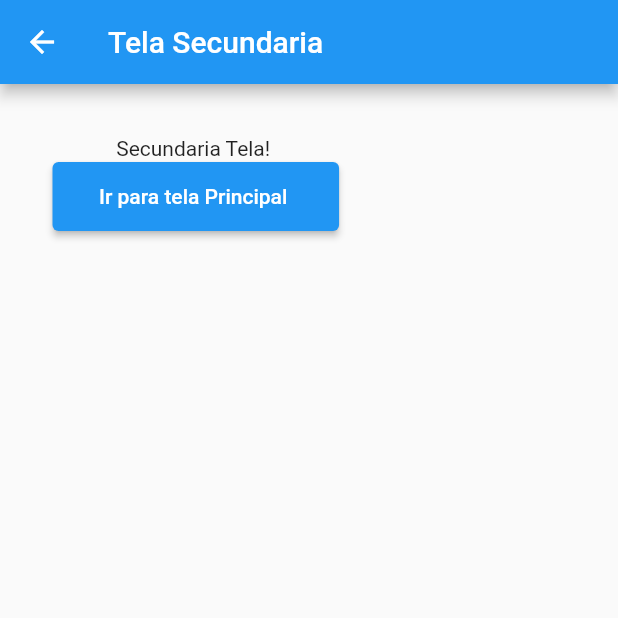
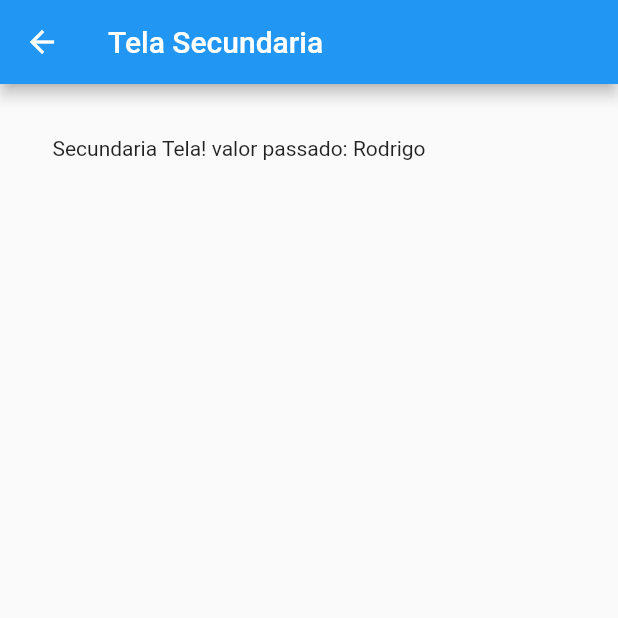
Before and after one commit to Rodrigodante11/Flutters_course, a Flutter app: the screen it shows after launch, after a tap on "Ir para segunda tela", on a phone screen of 412 x 824 dp, the top half of it. Run offline on Flutter 3.47's test engine with Material 2 defaults, Android fonts, the phone set to English and light mode, and no system bars.

Commit message:
voltando rota mais usada e dinamica

```diff
--- a/navegacao_entre_telas/lib/TelaPrincipal.dart
+++ b/navegacao_entre_telas/lib/TelaPrincipal.dart
@@ -23,7 +23,12 @@ class _TelaPrincipalState extends State<TelaPrincipal> {
           children: <Widget>[
             ElevatedButton(
                 onPressed: (){
-                   Navigator.pushNamed(context, "/secundaria");
+                  Navigator.push(
+                      context,  // BuildContext context da build linha 13
+                      MaterialPageRoute(
+                          builder: (context) => TelaSecundaria( nome: 'Rodrigo',)
+                      )
+                  );
                 },
                 child: Padding(
                     padding: EdgeInsets.all(15),
--- a/navegacao_entre_telas/lib/TelaSecundaria.dart
+++ b/navegacao_entre_telas/lib/TelaSecundaria.dart
@@ -3,6 +3,9 @@ import 'package:flutter/material.dart';
 
 class TelaSecundaria extends StatefulWidget {
 
+  String nome;
+
+  TelaSecundaria({required this.nome}) ;
 
   @override
   State<TelaSecundaria> createState() => _TelaSecundariaState();
@@ -20,18 +23,7 @@ class _TelaSecundariaState extends State<TelaSecundaria> {
           padding: EdgeInsets.all(35),
           child: Column(
             children: <Widget>[
-              Text("Secundaria Tela! "),
-              ElevatedButton(
-                  onPressed: (){
-                    Navigator.pushNamed(context, "/");
-                  },
-                  child: Padding(
-                      padding: EdgeInsets.all(15),
-                      child: Text('Ir para tela Principal ')),
-                  style: ElevatedButton.styleFrom(
-                    primary: Colors.blue,
-                  )
-              ),
+              Text("Secundaria Tela! valor passado: ${widget.nome}"),
             ],
           ),
         )
--- a/navegacao_entre_telas/lib/main.dart
+++ b/navegacao_entre_telas/lib/main.dart
@@ -1,14 +1,9 @@
 import 'package:flutter/material.dart';
 import 'package:navegacao_entre_telas/TelaPrincipal.dart';
-import 'package:navegacao_entre_telas/TelaSecundaria.dart';
 
 void main(){
   runApp(MaterialApp(
-    initialRoute: "/",
-    routes: {
-      "/secundaria" : (context) => TelaSecundaria()
-
-    },
     home: TelaPrincipal(),
+    debugShowCheckedModeBanner: false,
   ));
 }
```
